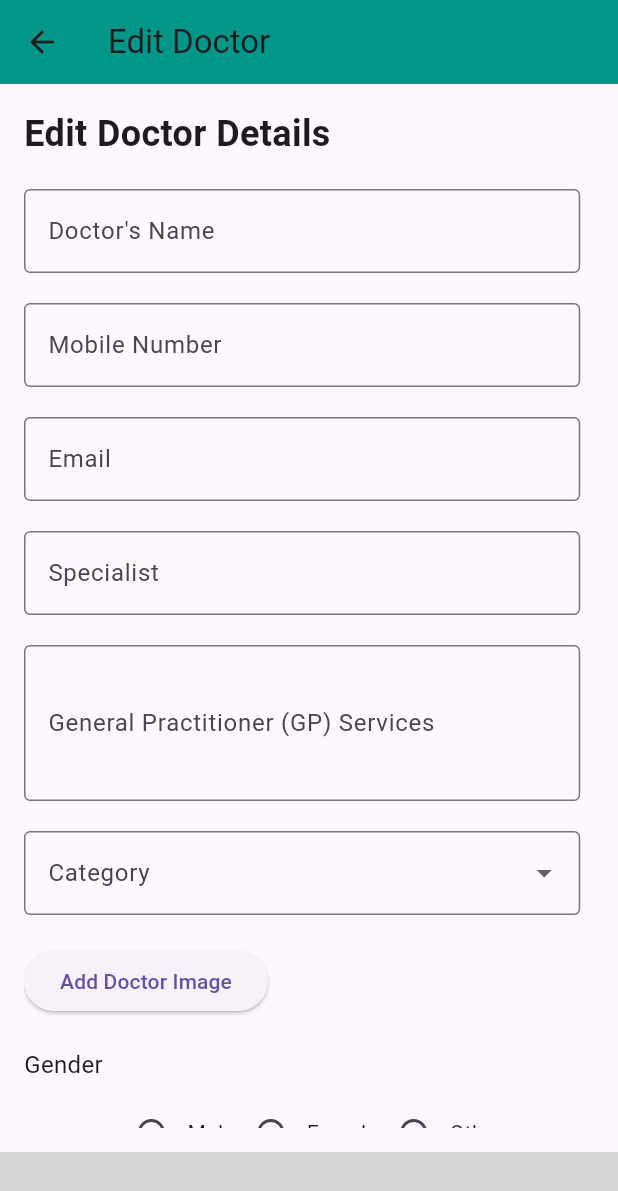
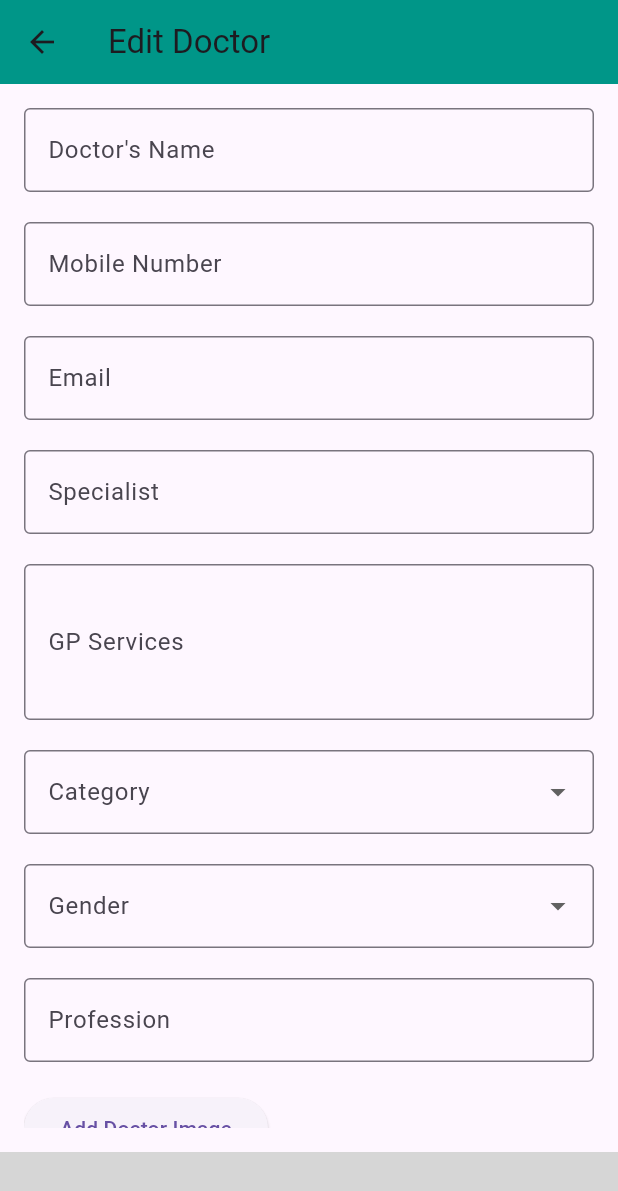
Before and after one commit to pitroda-meet/docbook, a Flutter app: the EditPage screen opened directly with empty values, after a tap on "Add Doctor Image", on a phone screen of 412 x 824 dp. Shown: the top 1191 px of the screen. Run offline on Flutter 3.47's test engine with Material 3 defaults, Android fonts, the light colour scheme and no system bars; our stand-ins replace cloud_firestore, firebase_auth, firebase_core, firebase_storage, image_picker, table_calendar; missing offline and left inert: docbook; accounts and stored records are empty; statements that could not run were skipped; grey boxes are pictures that could not be loaded.

Commit message:
in Admin pannel display all doctor with intigration through firebase db

```diff
--- a/lib/screens/Edit_Page.dart
+++ b/lib/screens/Edit_Page.dart
@@ -1,48 +1,124 @@
+import 'package:docbook/screens/AdminHomePage.dart';
+import 'package:docbook/screens/add_page.dart';
+import 'package:docbook/screens/admin_bottom_bar.dart';
 import 'package:docbook/screens/user_page.dart';
 import 'package:flutter/material.dart';
-import 'package:docbook/screens/admin_bottom_bar.dart';
-import 'package:docbook/screens/AdminHomePage.dart';
-import 'package:docbook/screens/add_page.dart';
-import 'package:image_picker/image_picker.dart'; // For image picker
-import 'dart:io'; // For handling file system
+import 'package:cloud_firestore/cloud_firestore.dart';
+import 'package:image_picker/image_picker.dart';
+import 'dart:io';
+import 'package:firebase_storage/firebase_storage.dart';
 
 class EditPage extends StatefulWidget {
-  final String doctorName;
-  final String specialization;
+  final String doctorId;
 
-  const EditPage({
-    super.key,
-    required this.doctorName,
-    required this.specialization,
-  });
+  const EditPage({super.key, required this.doctorId});
 
   @override
   _EditPageState createState() => _EditPageState();
 }
 
 class _EditPageState extends State<EditPage> {
-  int _selectedIndex = 0;
-  File? _image; // To store the selected image
-  String? _selectedGender; // To hold the selected gender
-  String? _selectedCategory; // To hold the selected category
+  int _selectedIndex = 1;
 
-  // Controllers for the text fields
+  File? _image;
+  String? _selectedGender;
+  String? _selectedCategory;
+  String? _existingImageUrl;
+
   final TextEditingController _nameController = TextEditingController();
   final TextEditingController _mobileController = TextEditingController();
   final TextEditingController _emailController = TextEditingController();
   final TextEditingController _specializationController =
       TextEditingController();
   final TextEditingController _gpServicesController = TextEditingController();
+  final TextEditingController _professionController = TextEditingController();
 
-  // Method to pick image from gallery
+  final List<String> _categories = [
+    'Dermatologist',
+    'Cardiologist',
+    'Pediatrician'
+  ];
+
+  final List<String> _genders = ['Male', 'Female', 'Other'];
+
+  @override
+  void initState() {
+    super.initState();
+    _fetchDoctorData();
+  }
+
+  Future<void> _fetchDoctorData() async {
+    var doc = await FirebaseFirestore.instance
+        .collection('doctors')
+        .doc(widget.doctorId)
+        .get();
+    var data = doc.data();
+
+    if (data != null) {
+      setState(() {
+        _nameController.text = data['name'] ?? '';
+        _mobileController.text = data['mobile'] ?? '';
+        _emailController.text = data['email'] ?? '';
+        _specializationController.text = data['specialist'] ?? '';
+        _gpServicesController.text = data['gp_services'] ?? '';
+        _professionController.text =
+            data['profession'] ?? ''; // Fetching profession
+        _selectedGender = data['gender'];
+        _selectedCategory =
+            _categories.contains(data['category']) ? data['category'] : null;
+        _existingImageUrl = data['image_url'];
+      });
+    }
+  }
+
   Future<void> _pickImage() async {
     final pickedFile =
         await ImagePicker().pickImage(source: ImageSource.gallery);
     if (pickedFile != null) {
+      if (_existingImageUrl != null) {
+        try {
+          await FirebaseStorage.instance
+              .refFromURL(_existingImageUrl!)
+              .delete();
+        } catch (e) {
+          if (e is FirebaseException && e.code == 'object-not-found') {
+            print('No existing image found at the reference.');
+          } else {
+            print('Error deleting old image: $e');
+          }
+        }
+      }
       setState(() {
         _image = File(pickedFile.path);
       });
     }
+  }
+
+  Future<void> _updateDoctorData() async {
+    String? imageUrl;
+    if (_image != null) {
+      final storageRef = FirebaseStorage.instance
+          .ref()
+          .child('doctor_images/${DateTime.now().millisecondsSinceEpoch}.jpg');
+      await storageRef.putFile(_image!);
+      imageUrl = await storageRef.getDownloadURL();
+    }
+
+    await FirebaseFirestore.instance
+        .collection('doctors')
+        .doc(widget.doctorId)
+        .update({
+      'name': _nameController.text,
+      'mobile': _mobileController.text,
+      'email': _emailController.text,
+      'specialist': _specializationController.text,
+      'gp_services': _gpServicesController.text,
+      'gender': _selectedGender,
+      'category': _selectedCategory,
+      'profession': _professionController.text, // Update profession
+      'image_url': imageUrl ?? _existingImageUrl,
+    });
+    Navigator.pop(context);
   }
 
   void _onItemTapped(int index) {
@@ -61,7 +137,6 @@ class _EditPageState extends State<EditPage> {
         MaterialPageRoute(builder: (context) => const AddPage()),
       );
     } else if (index == 2) {
-      // New "Users" Page navigation
       Navigator.push(
         context,
         MaterialPageRoute(builder: (context) => const UserPage()),
@@ -70,29 +145,7 @@ class _EditPageState extends State<EditPage> {
   }
 
   @override
-  void initState() {
-    super.initState();
-
-    // Initialize controllers with existing values
-    _nameController.text = widget.doctorName;
-    _specializationController.text = widget.specialization;
-  }
-
-  @override
-  void dispose() {
-    // Dispose controllers when done
-    _nameController.dispose();
-    _mobileController.dispose();
-    _emailController.dispose();
-    _specializationController.dispose();
-    _gpServicesController.dispose();
-    super.dispose();
-  }
-
-  @override
   Widget build(BuildContext context) {
-    final screenWidth = MediaQuery.of(context).size.width;
-
     return Scaffold(
       appBar: AppBar(
         title: const Text('Edit Doctor'),
@@ -101,37 +154,18 @@ class _EditPageState extends State<EditPage> {
       body: Padding(
         padding: const EdgeInsets.all(16.0),
         child: SingleChildScrollView(
-          child: Center(
-            child: LayoutBuilder(
-              builder: (context, constraints) {
-                double fieldWidth = screenWidth > 600 ? 600 : screenWidth * 0.9;
-                return Column(
+          child: Column(
             crossAxisAlignment: CrossAxisAlignment.start,
             children: [
-                    const Text(
-                      'Edit Doctor Details',
-                      style:
-                          TextStyle(fontSize: 24, fontWeight: FontWeight.bold),
-                    ),
-                    const SizedBox(height: 20),
-
-                    // Doctor's Name
-                    SizedBox(
-                      width: fieldWidth,
-                      child: TextField(
+              TextField(
                 controller: _nameController,
                 decoration: const InputDecoration(
                   labelText: "Doctor's Name",
                   border: OutlineInputBorder(),
                 ),
               ),
-                    ),
               const SizedBox(height: 20),
-
-                    // Mobile Number
-                    SizedBox(
-                      width: fieldWidth,
-                      child: TextField(
+              TextField(
                 controller: _mobileController,
                 decoration: const InputDecoration(
                   labelText: "Mobile Number",
@@ -139,13 +173,8 @@ class _EditPageState extends State<EditPage> {
                 ),
                 keyboardType: TextInputType.phone,
               ),
-                    ),
               const SizedBox(height: 20),
-
-                    // Email
-                    SizedBox(
-                      width: fieldWidth,
-                      child: TextField(
+              TextField(
                 controller: _emailController,
                 decoration: const InputDecoration(
                   labelText: "Email",
@@ -153,52 +182,31 @@ class _EditPageState extends State<EditPage> {
                 ),
                 keyboardType: TextInputType.emailAddress,
               ),
-                    ),
               const SizedBox(height: 20),
-
-                    // Specialist
-                    SizedBox(
-                      width: fieldWidth,
-                      child: TextField(
+              TextField(
                 controller: _specializationController,
                 decoration: const InputDecoration(
                   labelText: "Specialist",
                   border: OutlineInputBorder(),
                 ),
               ),
-                    ),
               const SizedBox(height: 20),
-
-                    // General Practitioner (GP) Services
-                    SizedBox(
-                      width: fieldWidth,
-                      child: TextField(
+              TextField(
                 controller: _gpServicesController,
-                        maxLines: 3, // Multi-line input
+                maxLines: 3,
                 decoration: const InputDecoration(
-                          labelText: "General Practitioner (GP) Services",
+                  labelText: "GP Services",
                   border: OutlineInputBorder(),
                 ),
               ),
-                    ),
               const SizedBox(height: 20),
-
-                    // Category Dropdown
-                    SizedBox(
-                      width: fieldWidth,
-                      child: DropdownButtonFormField<String>(
+              DropdownButtonFormField<String>(
+                value: _selectedCategory,
                 decoration: const InputDecoration(
                   labelText: 'Category',
                   border: OutlineInputBorder(),
                 ),
-                        items: [
-                          'General Medicine',
-                          'Pediatrics',
-                          'Gynecology',
-                          'Dermatology',
-                          'Cardiology',
-                          'Other',
-                        ]
+                items: _categories
                     .map((category) => DropdownMenuItem<String>(
                           value: category,
                           child: Text(category),
@@ -210,16 +218,42 @@ class _EditPageState extends State<EditPage> {
                   });
                 },
               ),
+              const SizedBox(height: 20),
+
+              // Gender Dropdown
+              DropdownButtonFormField<String>(
+                value: _selectedGender,
+                decoration: const InputDecoration(
+                  labelText: 'Gender',
+                  border: OutlineInputBorder(),
+                ),
+                items: _genders
+                    .map((gender) => DropdownMenuItem<String>(
+                          value: gender,
+                          child: Text(gender),
+                        ))
+                    .toList(),
+                onChanged: (value) {
+                  setState(() {
+                    _selectedGender = value;
+                  });
+                },
               ),
               const SizedBox(height: 20),
 
-                    // Doctor's Image Section
-                    _image == null
-                        ? ElevatedButton(
-                            onPressed: _pickImage,
-                            child: const Text('Add Doctor Image'),
-                          )
-                        : Column(
+              // Profession Text Field
+              TextField(
+                controller: _professionController,
+                decoration: const InputDecoration(
+                  labelText: "Profession",
+                  border: OutlineInputBorder(),
+                ),
+              ),
+              const SizedBox(height: 20),
+
+              // Display the selected image if available; otherwise show existing image URL
+              _image != null
+                  ? Column(
                       children: [
                         Image.file(
                           _image!,
@@ -232,82 +266,34 @@ class _EditPageState extends State<EditPage> {
                           child: const Text('Change Image'),
                         )
                       ],
+                    )
+                  : _existingImageUrl != null
+                      ? Column(
+                          children: [
+                            Image.network(
+                              _existingImageUrl!,
+                              height: 150,
+                              width: 150,
+                              fit: BoxFit.cover,
                             ),
-                    const SizedBox(height: 20),
-
-                    // Gender Radio Buttons
-                    const Text(
-                      'Gender',
-                      style: TextStyle(fontSize: 16),
-                    ),
-                    const SizedBox(
-                        height: 10), // Add some space before the radio buttons
-                    Row(
-                      mainAxisAlignment:
-                          MainAxisAlignment.center, // Center them horizontally
-                      children: [
-                        Row(
-                          children: [
-                            Radio<String>(
-                              value: 'Male',
-                              groupValue: _selectedGender,
-                              onChanged: (value) {
-                                setState(() {
-                                  _selectedGender = value;
-                                });
-                              },
-                            ),
-                            const Text('Male'),
+                            TextButton(
+                              onPressed: _pickImage,
+                              child: const Text('Change Image'),
+                            )
                           ],
-                        ),
-                        Row(
-                          children: [
-                            Radio<String>(
-                              value: 'Female',
-                              groupValue: _selectedGender,
-                              onChanged: (value) {
-                                setState(() {
-                                  _selectedGender = value;
-                                });
-                              },
-                            ),
-                            const Text('Female'),
-                          ],
-                        ),
-                        Row(
-                          children: [
-                            Radio<String>(
-                              value: 'Other',
-                              groupValue: _selectedGender,
-                              onChanged: (value) {
-                                setState(() {
-                                  _selectedGender = value;
-                                });
-                              },
-                            ),
-                            const Text('Other'),
-                          ],
-                        ),
-                      ],
+                        )
+                      : ElevatedButton(
+                          onPressed: _pickImage,
+                          child: const Text('Add Doctor Image'),
                         ),
 
               const SizedBox(height: 20),
-
-                    // Update Button
               ElevatedButton(
-                      onPressed: () {
-                        // Handle update logic here
-                      },
-                      style: ElevatedButton.styleFrom(
-                        minimumSize: Size(fieldWidth, 50),
-                        backgroundColor: Colors.teal,
-                      ),
+                onPressed: _updateDoctorData,
+                style: ElevatedButton.styleFrom(backgroundColor: Colors.teal),
                 child: const Text('Update'),
               ),
             ],
-                );
-              },
-            ),
           ),
         ),
       ),
```
Lines whose indentation alone changed are shown as unchanged.
